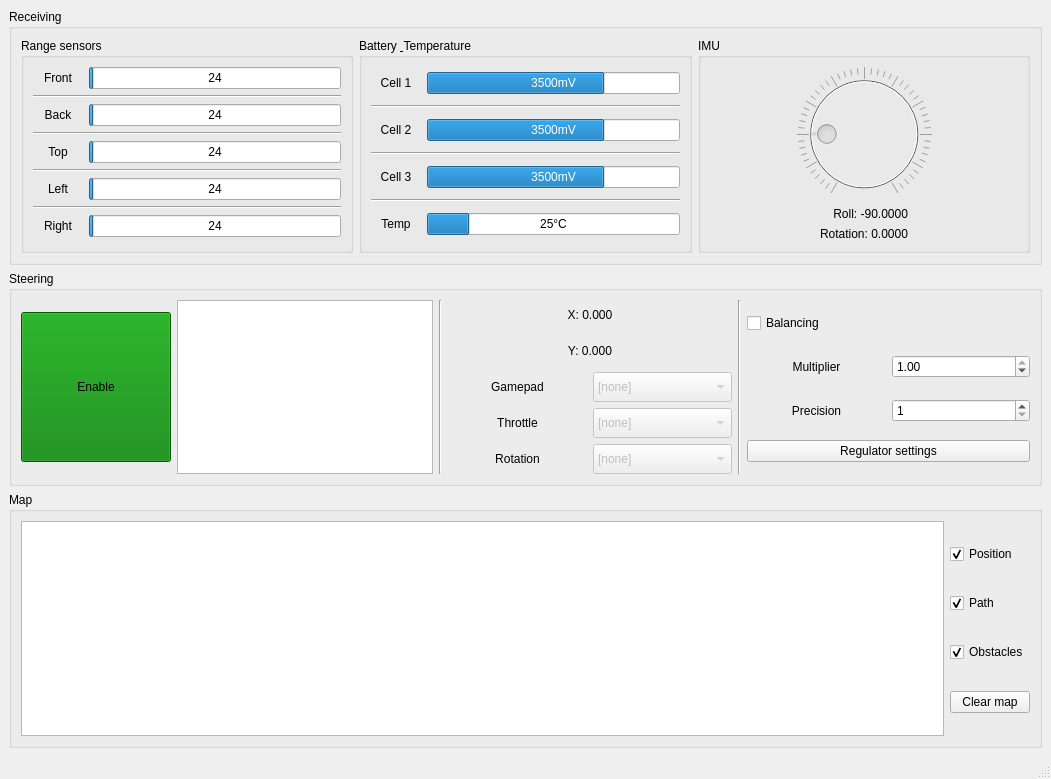
First picture: the form in src/rys_remote/src/UI/Layouts/RysRemoteMainWindowLayout.ui, repository GroupOfRobots/MiniRysV4ROS2, before the edit.
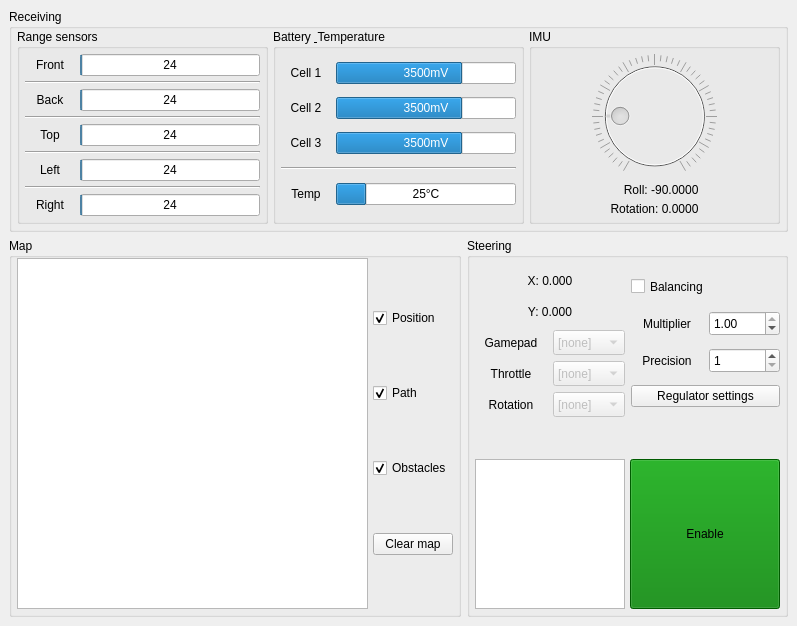
Second picture: the form after the edit.

Commit message: rys_remote: change main window layout so that map is bigger and scales with the window size

Diff of the .ui file:
```diff
--- a/src/rys_remote/src/UI/Layouts/RysRemoteMainWindowLayout.ui
+++ b/src/rys_remote/src/UI/Layouts/RysRemoteMainWindowLayout.ui
@@ -6,8 +6,8 @@
    <rect>
     <x>0</x>
     <y>0</y>
-    <width>1051</width>
-    <height>779</height>
+    <width>797</width>
+    <height>626</height>
    </rect>
   </property>
   <property name="windowTitle">
@@ -17,16 +17,58 @@
    <layout class="QVBoxLayout" name="verticalLayout_2">
     <item>
      <widget class="QGroupBox" name="receivingGroupBox">
+      <property name="sizePolicy">
+       <sizepolicy hsizetype="Preferred" vsizetype="Maximum">
+        <horstretch>0</horstretch>
+        <verstretch>0</verstretch>
+       </sizepolicy>
+      </property>
       <property name="title">
        <string>Receiving</string>
       </property>
       <layout class="QHBoxLayout" name="horizontalLayout">
+       <property name="spacing">
+        <number>5</number>
+       </property>
+       <property name="leftMargin">
+        <number>5</number>
+       </property>
+       <property name="topMargin">
+        <number>0</number>
+       </property>
+       <property name="rightMargin">
+        <number>5</number>
+       </property>
+       <property name="bottomMargin">
+        <number>5</number>
+       </property>
        <item>
         <widget class="QGroupBox" name="rangeSensorsGroupBox">
+         <property name="sizePolicy">
+          <sizepolicy hsizetype="Preferred" vsizetype="Preferred">
+           <horstretch>0</horstretch>
+           <verstretch>0</verstretch>
+          </sizepolicy>
+         </property>
          <property name="title">
           <string>Range sensors</string>
          </property>
          <layout class="QVBoxLayout" name="verticalLayout">
+          <property name="spacing">
+           <number>5</number>
+          </property>
+          <property name="leftMargin">
+           <number>5</number>
+          </property>
+          <property name="topMargin">
+           <number>5</number>
+          </property>
+          <property name="rightMargin">
+           <number>5</number>
+          </property>
+          <property name="bottomMargin">
+           <number>5</number>
+          </property>
           <item>
            <layout class="QHBoxLayout" name="horizontalLayout_8">
             <item>
@@ -330,10 +372,31 @@
        </item>
        <item>
         <widget class="QGroupBox" name="batterySensorsGroupBox">
+         <property name="sizePolicy">
+          <sizepolicy hsizetype="Preferred" vsizetype="Preferred">
+           <horstretch>0</horstretch>
+           <verstretch>0</verstretch>
+          </sizepolicy>
+         </property>
          <property name="title">
           <string>Battery &amp; Temperature</string>
          </property>
          <layout class="QVBoxLayout" name="verticalLayout_4">
+          <property name="spacing">
+           <number>5</number>
+          </property>
+          <property name="leftMargin">
+           <number>5</number>
+          </property>
+          <property name="topMargin">
+           <number>5</number>
+          </property>
+          <property name="rightMargin">
+           <number>5</number>
+          </property>
+          <property name="bottomMargin">
+           <number>5</number>
+          </property>
           <item>
            <layout class="QHBoxLayout" name="horizontalLayout_13">
             <item>
@@ -388,13 +451,6 @@
             </item>
            </layout>
           </item>
-          <item>
-           <widget class="Line" name="line_10">
-            <property name="orientation">
-             <enum>Qt::Horizontal</enum>
-            </property>
-           </widget>
-          </item>
           <item>
            <layout class="QHBoxLayout" name="horizontalLayout_14">
             <item>
@@ -449,13 +505,6 @@
             </item>
            </layout>
           </item>
-          <item>
-           <widget class="Line" name="line_11">
-            <property name="orientation">
-             <enum>Qt::Horizontal</enum>
-            </property>
-           </widget>
-          </item>
           <item>
            <layout class="QHBoxLayout" name="horizontalLayout_15">
             <item>
@@ -576,10 +625,31 @@
        </item>
        <item>
         <widget class="QGroupBox" name="imuGroupBox">
+         <property name="sizePolicy">
+          <sizepolicy hsizetype="Preferred" vsizetype="Preferred">
+           <horstretch>0</horstretch>
+           <verstretch>0</verstretch>
+          </sizepolicy>
+         </property>
          <property name="title">
           <string>IMU</string>
          </property>
          <layout class="QVBoxLayout" name="verticalLayout_3">
+          <property name="spacing">
+           <number>5</number>
+          </property>
+          <property name="leftMargin">
+           <number>5</number>
+          </property>
+          <property name="topMargin">
+           <number>5</number>
+          </property>
+          <property name="rightMargin">
+           <number>5</number>
+          </property>
+          <property name="bottomMargin">
+           <number>5</number>
+          </property>
           <item>
            <widget class="QDial" name="rollDial">
             <property name="enabled">
@@ -593,8 +663,8 @@
             </property>
             <property name="minimumSize">
              <size>
-              <width>100</width>
-              <height>100</height>
+              <width>80</width>
+              <height>80</height>
              </size>
             </property>
             <property name="minimum">
@@ -671,79 +741,149 @@
      </widget>
     </item>
     <item>
+     <layout class="QHBoxLayout" name="horizontalLayout_3">
+      <item>
+       <widget class="QGroupBox" name="mapGroupBox">
+        <property name="sizePolicy">
+         <sizepolicy hsizetype="Minimum" vsizetype="Minimum">
+          <horstretch>0</horstretch>
+          <verstretch>0</verstretch>
+         </sizepolicy>
+        </property>
+        <property name="title">
+         <string>Map</string>
+        </property>
+        <layout class="QHBoxLayout" name="horizontalLayout_2">
+         <property name="spacing">
+          <number>5</number>
+         </property>
+         <property name="leftMargin">
+          <number>5</number>
+         </property>
+         <property name="topMargin">
+          <number>0</number>
+         </property>
+         <property name="rightMargin">
+          <number>5</number>
+         </property>
+         <property name="bottomMargin">
+          <number>5</number>
+         </property>
+         <item>
+          <widget class="QGraphicsView" name="mapGraphicsView">
+           <property name="sizePolicy">
+            <sizepolicy hsizetype="MinimumExpanding" vsizetype="Minimum">
+             <horstretch>0</horstretch>
+             <verstretch>0</verstretch>
+            </sizepolicy>
+           </property>
+           <property name="verticalScrollBarPolicy">
+            <enum>Qt::ScrollBarAlwaysOff</enum>
+           </property>
+           <property name="horizontalScrollBarPolicy">
+            <enum>Qt::ScrollBarAlwaysOff</enum>
+           </property>
+           <property name="optimizationFlags">
+            <set>QGraphicsView::DontAdjustForAntialiasing|QGraphicsView::DontSavePainterState</set>
+           </property>
+          </widget>
+         </item>
+         <item>
+          <layout class="QVBoxLayout" name="mapSettingsVerticalLayout">
+           <property name="sizeConstraint">
+            <enum>QLayout::SetDefaultConstraint</enum>
+           </property>
+           <item>
+            <widget class="QCheckBox" name="positionCheckBox">
+             <property name="sizePolicy">
+              <sizepolicy hsizetype="Minimum" vsizetype="Fixed">
+               <horstretch>0</horstretch>
+               <verstretch>0</verstretch>
+              </sizepolicy>
+             </property>
+             <property name="text">
+              <string>Position</string>
+             </property>
+             <property name="checked">
+              <bool>true</bool>
+             </property>
+            </widget>
+           </item>
+           <item>
+            <widget class="QCheckBox" name="pathCheckBox">
+             <property name="sizePolicy">
+              <sizepolicy hsizetype="Minimum" vsizetype="Fixed">
+               <horstretch>0</horstretch>
+               <verstretch>0</verstretch>
+              </sizepolicy>
+             </property>
+             <property name="text">
+              <string>Path</string>
+             </property>
+             <property name="checked">
+              <bool>true</bool>
+             </property>
+            </widget>
+           </item>
+           <item>
+            <widget class="QCheckBox" name="obstaclesCheckBox">
+             <property name="sizePolicy">
+              <sizepolicy hsizetype="Minimum" vsizetype="Fixed">
+               <horstretch>0</horstretch>
+               <verstretch>0</verstretch>
+              </sizepolicy>
+             </property>
+             <property name="text">
+              <string>Obstacles</string>
+             </property>
+             <property name="checked">
+              <bool>true</bool>
+             </property>
+            </widget>
+           </item>
+           <item>
+            <widget class="QPushButton" name="clearMapButton">
+             <property name="sizePolicy">
+              <sizepolicy hsizetype="Minimum" vsizetype="Fixed">
+               <horstretch>0</horstretch>
+               <verstretch>0</verstretch>
+              </sizepolicy>
+             </property>
+             <property name="text">
+              <string>Clear map</string>
+             </property>
+            </widget>
+           </item>
+          </layout>
+         </item>
+        </layout>
+       </widget>
+      </item>
+      <item>
      <widget class="QGroupBox" name="steeringGroupBox">
       <property name="title">
        <string>Steering</string>
       </property>
-      <layout class="QHBoxLayout" name="horizontalLayout_4">
-       <item>
-        <widget class="QPushButton" name="enableButton">
-         <property name="sizePolicy">
-          <sizepolicy hsizetype="Fixed" vsizetype="Fixed">
-           <horstretch>0</horstretch>
-           <verstretch>0</verstretch>
-          </sizepolicy>
+        <layout class="QVBoxLayout" name="verticalLayout_6">
+         <property name="spacing">
+          <number>5</number>
          </property>
-         <property name="minimumSize">
-          <size>
-           <width>150</width>
-           <height>150</height>
-          </size>
+         <property name="leftMargin">
+          <number>5</number>
          </property>
-         <property name="sizeIncrement">
-          <size>
-           <width>10</width>
-           <height>10</height>
-          </size>
+         <property name="topMargin">
+          <number>0</number>
          </property>
-         <property name="autoFillBackground">
-          <bool>false</bool>
+         <property name="rightMargin">
+          <number>5</number>
          </property>
-         <property name="styleSheet">
-          <string notr="true">background-color: green;</string>
+         <property name="bottomMargin">
+          <number>5</number>
          </property>
-         <property name="text">
-          <string>Enable</string>
-         </property>
-         <property name="flat">
-          <bool>false</bool>
-         </property>
-        </widget>
-       </item>
        <item>
-        <widget class="QGraphicsView" name="steeringGraphicsView">
-         <property name="sizePolicy">
-          <sizepolicy hsizetype="Fixed" vsizetype="Fixed">
-           <horstretch>0</horstretch>
-           <verstretch>0</verstretch>
-          </sizepolicy>
-         </property>
-         <property name="minimumSize">
-          <size>
-           <width>150</width>
-           <height>150</height>
-          </size>
-         </property>
-         <property name="sizeIncrement">
-          <size>
-           <width>10</width>
-           <height>10</height>
-          </size>
-         </property>
-         <property name="baseSize">
-          <size>
-           <width>200</width>
-           <height>200</height>
-          </size>
-         </property>
-         <property name="verticalScrollBarPolicy">
-          <enum>Qt::ScrollBarAlwaysOff</enum>
-         </property>
-         <property name="horizontalScrollBarPolicy">
-          <enum>Qt::ScrollBarAlwaysOff</enum>
-         </property>
-         <property name="optimizationFlags">
-          <set>QGraphicsView::DontAdjustForAntialiasing|QGraphicsView::DontSavePainterState</set>
+          <widget class="Line" name="line_2">
+           <property name="orientation">
+            <enum>Qt::Vertical</enum>
          </property>
         </widget>
        </item>
@@ -755,6 +895,11 @@
         </widget>
        </item>
        <item>
+          <layout class="QHBoxLayout" name="horizontalLayout_5">
+           <property name="spacing">
+            <number>6</number>
+           </property>
+           <item>
         <layout class="QVBoxLayout" name="axisVerticalLayout">
          <item>
           <widget class="QLabel" name="gamepadXLabel">
@@ -767,7 +912,7 @@
            <property name="minimumSize">
             <size>
              <width>60</width>
-             <height>30</height>
+                 <height>25</height>
             </size>
            </property>
            <property name="text">
@@ -789,7 +934,7 @@
            <property name="minimumSize">
             <size>
              <width>60</width>
-             <height>30</height>
+                 <height>25</height>
             </size>
            </property>
            <property name="text">
@@ -813,7 +958,7 @@
              <property name="minimumSize">
               <size>
                <width>60</width>
-               <height>30</height>
+                   <height>25</height>
               </size>
              </property>
              <property name="text">
@@ -832,7 +977,7 @@
              <property name="minimumSize">
               <size>
                <width>70</width>
-               <height>30</height>
+                   <height>25</height>
               </size>
              </property>
              <item>
@@ -851,7 +996,7 @@
              <property name="minimumSize">
               <size>
                <width>60</width>
-               <height>30</height>
+                   <height>25</height>
               </size>
              </property>
              <property name="text">
@@ -876,7 +1021,7 @@
              <property name="minimumSize">
               <size>
                <width>70</width>
-               <height>30</height>
+                   <height>25</height>
               </size>
              </property>
              <item>
@@ -920,7 +1065,7 @@
              <property name="minimumSize">
               <size>
                <width>60</width>
-               <height>30</height>
+                   <height>25</height>
               </size>
              </property>
              <property name="text">
@@ -939,7 +1084,7 @@
              <property name="minimumSize">
               <size>
                <width>70</width>
-               <height>30</height>
+                   <height>25</height>
               </size>
              </property>
              <item>
@@ -978,13 +1123,6 @@
          </item>
         </layout>
        </item>
-       <item>
-        <widget class="Line" name="line_2">
-         <property name="orientation">
-          <enum>Qt::Vertical</enum>
-         </property>
-        </widget>
-       </item>
        <item>
         <layout class="QVBoxLayout" name="verticalLayout_5">
          <item>
@@ -992,7 +1130,7 @@
            <property name="minimumSize">
             <size>
              <width>0</width>
-             <height>30</height>
+                 <height>25</height>
             </size>
            </property>
            <property name="text">
@@ -1010,7 +1148,7 @@
              <property name="minimumSize">
               <size>
                <width>60</width>
-               <height>30</height>
+                   <height>25</height>
               </size>
              </property>
              <property name="text">
@@ -1026,7 +1164,7 @@
              <property name="minimumSize">
               <size>
                <width>70</width>
-               <height>0</height>
+                   <height>25</height>
               </size>
              </property>
              <property name="maximum">
@@ -1049,7 +1187,7 @@
              <property name="minimumSize">
               <size>
                <width>60</width>
-               <height>30</height>
+                   <height>25</height>
               </size>
              </property>
              <property name="text">
@@ -1065,7 +1203,7 @@
              <property name="minimumSize">
               <size>
                <width>70</width>
-               <height>0</height>
+                   <height>25</height>
               </size>
              </property>
              <property name="minimum">
@@ -1088,22 +1226,48 @@
         </layout>
        </item>
       </layout>
-     </widget>
     </item>
     <item>
-     <widget class="QGroupBox" name="mapGroupBox">
-      <property name="title">
-       <string>Map</string>
-      </property>
-      <layout class="QHBoxLayout" name="horizontalLayout_2">
+          <spacer name="verticalSpacer">
+           <property name="orientation">
+            <enum>Qt::Vertical</enum>
+           </property>
+           <property name="sizeHint" stdset="0">
+            <size>
+             <width>20</width>
+             <height>5</height>
+            </size>
+           </property>
+          </spacer>
+         </item>
        <item>
-        <widget class="QGraphicsView" name="mapGraphicsView">
+          <layout class="QHBoxLayout" name="horizontalLayout_4">
+           <item>
+            <widget class="QGraphicsView" name="steeringGraphicsView">
          <property name="sizePolicy">
-          <sizepolicy hsizetype="MinimumExpanding" vsizetype="MinimumExpanding">
+              <sizepolicy hsizetype="Ignored" vsizetype="Ignored">
            <horstretch>0</horstretch>
            <verstretch>0</verstretch>
           </sizepolicy>
          </property>
+             <property name="minimumSize">
+              <size>
+               <width>150</width>
+               <height>150</height>
+              </size>
+             </property>
+             <property name="sizeIncrement">
+              <size>
+               <width>10</width>
+               <height>10</height>
+              </size>
+             </property>
+             <property name="baseSize">
+              <size>
+               <width>200</width>
+               <height>200</height>
+              </size>
+             </property>
          <property name="verticalScrollBarPolicy">
           <enum>Qt::ScrollBarAlwaysOff</enum>
          </property>
@@ -1116,52 +1280,48 @@
         </widget>
        </item>
        <item>
-        <layout class="QVBoxLayout" name="mapSettingsVerticalLayout">
-         <item>
-          <widget class="QCheckBox" name="positionCheckBox">
-           <property name="text">
-            <string>Position</string>
-           </property>
-           <property name="checked">
-            <bool>true</bool>
-           </property>
-          </widget>
-         </item>
-         <item>
-          <widget class="QCheckBox" name="pathCheckBox">
-           <property name="text">
-            <string>Path</string>
-           </property>
-           <property name="checked">
-            <bool>true</bool>
-           </property>
-          </widget>
-         </item>
-         <item>
-          <widget class="QCheckBox" name="obstaclesCheckBox">
+            <widget class="QPushButton" name="enableButton">
+             <property name="sizePolicy">
+              <sizepolicy hsizetype="Fixed" vsizetype="Fixed">
+               <horstretch>0</horstretch>
+               <verstretch>0</verstretch>
+              </sizepolicy>
+             </property>
+             <property name="minimumSize">
+              <size>
+               <width>150</width>
+               <height>150</height>
+              </size>
+             </property>
+             <property name="sizeIncrement">
+              <size>
+               <width>10</width>
+               <height>10</height>
+              </size>
+             </property>
+             <property name="autoFillBackground">
+              <bool>false</bool>
+             </property>
+             <property name="styleSheet">
+              <string notr="true">background-color: green;</string>
+             </property>
            <property name="text">
-            <string>Obstacles</string>
-           </property>
-           <property name="checked">
-            <bool>true</bool>
+              <string>Enable</string>
+             </property>
+             <property name="flat">
+              <bool>false</bool>
            </property>
           </widget>
          </item>
-         <item>
-          <widget class="QPushButton" name="clearMapButton">
-           <property name="text">
-            <string>Clear map</string>
-           </property>
-          </widget>
-         </item>
         </layout>
        </item>
       </layout>
      </widget>
     </item>
    </layout>
+    </item>
+   </layout>
   </widget>
-  <widget class="QStatusBar" name="statusBar"/>
  </widget>
  <resources/>
  <connections/>
```
Lines whose indentation alone changed are shown as unchanged. The commit also changes 1 other file.
